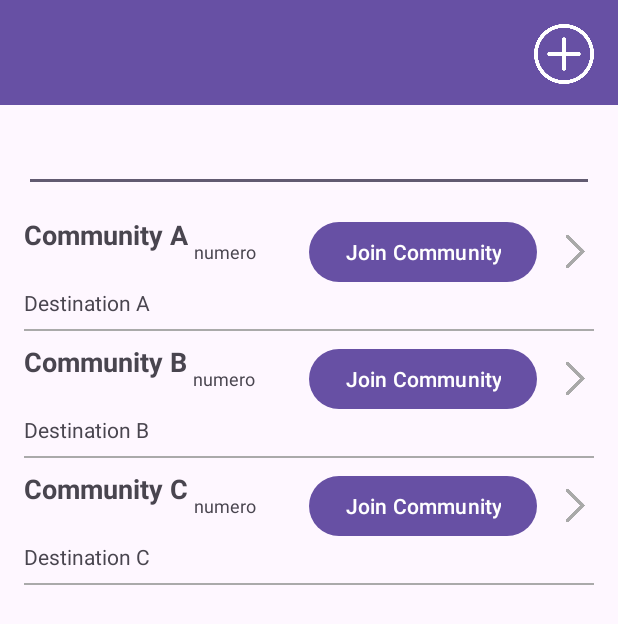
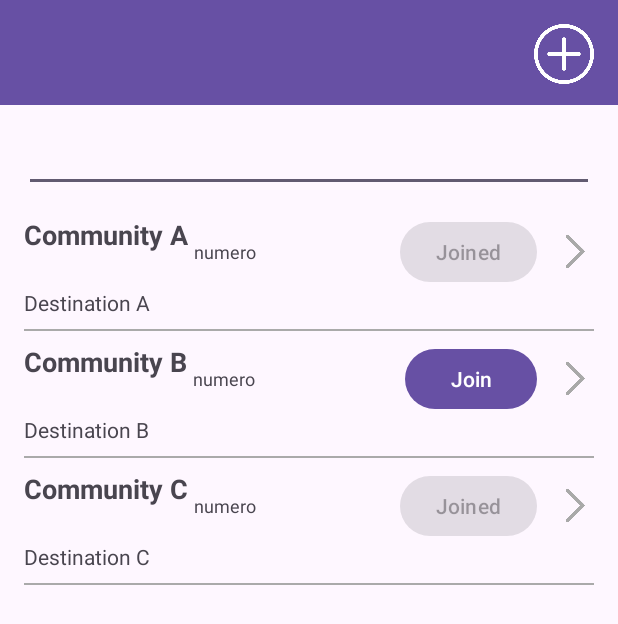
Before and after one commit to alcatel-taxi-brousse/frontend, an Android app: the ViewRidesFragment screen opened directly, with no data from a screen before it, after a tap on an icon or button, on a phone screen of 412 x 824 dp. Shown: the top 624 px of the screen. Run offline under Robolectric (Android 15) with nearby library versions, the phone set to English and light mode, and no system bars; our stand-ins replace Volley; network calls fail.

Commit message:
Ajout bouton joindre communauté

```diff
--- a/app/src/main/java/ApiRequest.kt
+++ b/app/src/main/java/ApiRequest.kt
@@ -141,18 +141,21 @@ class ApiRequest private constructor(context: Context) {
             val mockResponse = """
     [
         {
+            "id": "0",
             "name": "Community A",
             "destination": "Destination A",
             "description": "This is the first community.",
             "visibility": "Public"
         },
         {
+            "id": "1",
             "name": "Community B",
             "destination": "Destination B",
             "description": "This is the second community.",
             "visibility": "Private"
         },
         {
+            "id": "2",
             "name": "Community C",
             "destination": "Destination C",
             "description": "This is the third community.",
@@ -160,6 +163,7 @@ class ApiRequest private constructor(context: Context) {
         }
     ]
     """
+
 
         onResponse(mockResponse)/*
         val urlWithParams = "$apiUrl/getCommunities"
@@ -256,5 +260,77 @@ class ApiRequest private constructor(context: Context) {
         requestQueue.add(stringRequest)*/
     }
 
+    fun joinCommunity(
+        community: HashMap<String, String>, // Pass the entire community object
+        onResponse: (String) -> Unit,
+        onError: (String) -> Unit
+    ) {
+
+        val userLogin = "123"
+        val communityId = community["id"] ?: "0"
+
+        val mockResponse = """
+        {
+            "status": "success",
+            "message": "User $userLogin successfully joined community $communityId."
+        }
+    """
+
+        onResponse(mockResponse)
+
+        /*
+        val stringRequest = object : StringRequest(
+            Method.POST, "$apiUrl/joinCommunity",
+            Response.Listener { response ->
+                onResponse(response)
+            },
+            Response.ErrorListener { error ->
+                onError("${error.message}")
+            }) {
+            override fun getParams(): Map<String, String> {
+                val params = HashMap<String, String>()
+                params["userId"] = userId
+                params["communityId"] = communityId
+                return params
+            }
+        }
+        requestQueue.add(stringRequest)
+        */
+    }
+
+    fun getJoinedCommunities(
+        onResponse: (String) -> Unit,
+        onError: (String) -> Unit
+    ) {
+            val mockResponse = """
+    [
+        {"id": "0"},
+        {"id": "2"}
+    ]
+    """
+
+        onResponse(mockResponse)
+
+        /*
+        val urlWithParams = "$apiUrl/getJoinedCommunities"
+
+        val stringRequest = object : StringRequest(
+            Method.GET, urlWithParams,
+            Response.Listener { response ->
+                onResponse(response)
+            },
+            Response.ErrorListener { error ->
+                onError("${error.message}")
+            }
+        ) {}
+
+        requestQueue.add(stringRequest)
+        */
+    }
+
+
+
+
+
 
 }
--- a/app/src/main/java/com/alcatelcnamisi1/taxibrousse/ViewCommunitiesFragment.kt
+++ b/app/src/main/java/com/alcatelcnamisi1/taxibrousse/ViewCommunitiesFragment.kt
@@ -5,6 +5,7 @@ import android.os.Bundle
 import android.view.LayoutInflater
 import android.view.View
 import android.view.ViewGroup
+import android.widget.Button
 import android.widget.ImageButton
 import android.widget.LinearLayout
 import android.widget.TextView
@@ -16,6 +17,7 @@ import org.json.JSONException
 class ViewCommunitiesFragment : Fragment() {
 
     private lateinit var linearLayout: LinearLayout
+    private val joinedCommunityIds = mutableSetOf<String>()
 
     override fun onCreateView(
         inflater: LayoutInflater, container: ViewGroup?,
@@ -30,7 +32,8 @@ class ViewCommunitiesFragment : Fragment() {
 
         linearLayout = view.findViewById(R.id.linearLayoutCommunities)
 
-        fetchCommunities()
+        fetchJoinedCommunities { fetchCommunities() }
+
     }
 
     private fun fetchCommunities() {
@@ -52,6 +55,7 @@ class ViewCommunitiesFragment : Fragment() {
         )
     }
 
+
     private fun parseCommunityResponse(response: String): List<HashMap<String, String>> {
         val communityList = mutableListOf<HashMap<String, String>>()
         val jsonArray = JSONArray(response)
@@ -60,6 +64,7 @@ class ViewCommunitiesFragment : Fragment() {
             val communityJson = jsonArray.getJSONObject(i)
             val communityMap = HashMap<String, String>()
 
+            communityMap["id"] = communityJson.getString("id") // Parse the id
             communityMap["name"] = communityJson.getString("name")
             communityMap["destination"] = communityJson.getString("destination")
 
@@ -69,25 +74,90 @@ class ViewCommunitiesFragment : Fragment() {
         return communityList
     }
 
+
+
+    private fun fetchJoinedCommunities(onComplete: () -> Unit) {
+        ApiRequest.getInstance(requireContext()).getJoinedCommunities(
+            onResponse = { response ->
+                try {
+                    joinedCommunityIds.clear()
+                    joinedCommunityIds.addAll(parseJoinedCommunityResponse(response))
+                    onComplete()
+                } catch (e: JSONException) {
+                    e.printStackTrace()
+                    Toast.makeText(requireContext(), "Error parsing joined communities", Toast.LENGTH_SHORT).show()
+                }
+            },
+            onError = { error ->
+                Toast.makeText(requireContext(), "Error fetching joined communities: $error", Toast.LENGTH_SHORT).show()
+            }
+        )
+    }
+
+    private fun parseJoinedCommunityResponse(response: String): Set<String> {
+        val joinedIds = mutableSetOf<String>()
+        val jsonArray = JSONArray(response)
+
+        for (i in 0 until jsonArray.length()) {
+            val jsonObject = jsonArray.getJSONObject(i)
+            joinedIds.add(jsonObject.getString("id"))
+        }
+
+        return joinedIds
+    }
+
+
     private fun displayCommunities(communities: List<HashMap<String, String>>) {
+        linearLayout.removeAllViews()
+
         for (community in communities) {
             val communityView = LayoutInflater.from(requireContext())
                 .inflate(R.layout.list_item_community, linearLayout, false)
 
             val nameTextView: TextView = communityView.findViewById(R.id.textViewCommunityName)
             val destinationTextView: TextView = communityView.findViewById(R.id.textViewCommunityDestination)
+            val joinButton: Button = communityView.findViewById(R.id.buttonJoinCommunity)
             val arrowButton: ImageButton = communityView.findViewById(R.id.buttonArrow)
 
             nameTextView.text = community["name"]
             destinationTextView.text = community["destination"]
 
+            val communityId = community["id"] ?: ""
+            val isJoined = joinedCommunityIds.contains(communityId)
+
+            // Update button state based on join status
+            joinButton.text = if (isJoined) "Joined" else "Join"
+            joinButton.isEnabled = !isJoined
+
+            joinButton.setOnClickListener {
+                if (!isJoined) {
+                    ApiRequest.getInstance(requireContext()).joinCommunity(
+                        community,
+                        onResponse = {
+                            joinedCommunityIds.add(communityId)
+                            joinButton.text = "Joined"
+                            joinButton.isEnabled = false
+                            Toast.makeText(
+                                requireContext(),
+                                "Successfully joined ${community["name"]}",
+                                Toast.LENGTH_SHORT
+                            ).show()
+                        },
+                        onError = { error ->
+                            Toast.makeText(
+                                requireContext(),
+                                "Error joining community: $error",
+                                Toast.LENGTH_SHORT
+                            ).show()
+                        }
+                    )
+                }
+            }
+
             arrowButton.setOnClickListener {
-                val communityName = community["name"]
-                val destination = community["destination"]
-
                 val intent = Intent(requireContext(), CommunityDetailsActivity::class.java)
-                intent.putExtra("communityName", communityName)
-                intent.putExtra("destination", destination)
+                intent.putExtra("communityName", community["name"])
+                intent.putExtra("destination", community["destination"])
                 startActivity(intent)
             }
 
@@ -95,4 +165,11 @@ class ViewCommunitiesFragment : Fragment() {
         }
     }
 
+
+
+
+
+
+
+
 }
```
Lines whose indentation alone changed are shown as unchanged.
